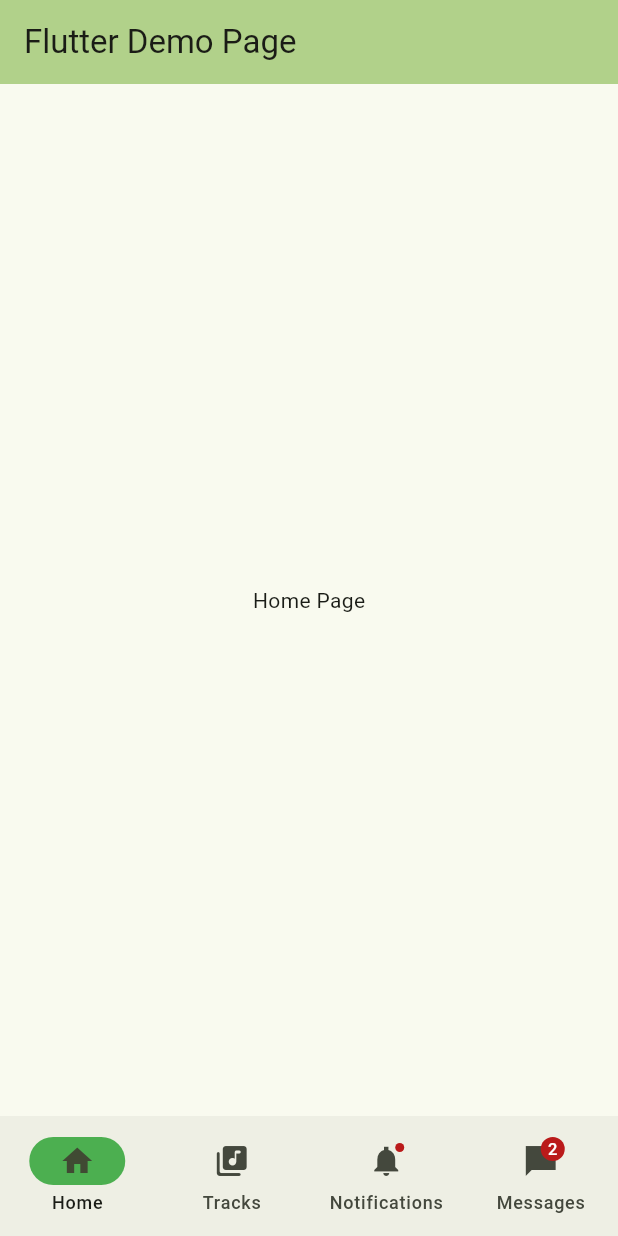
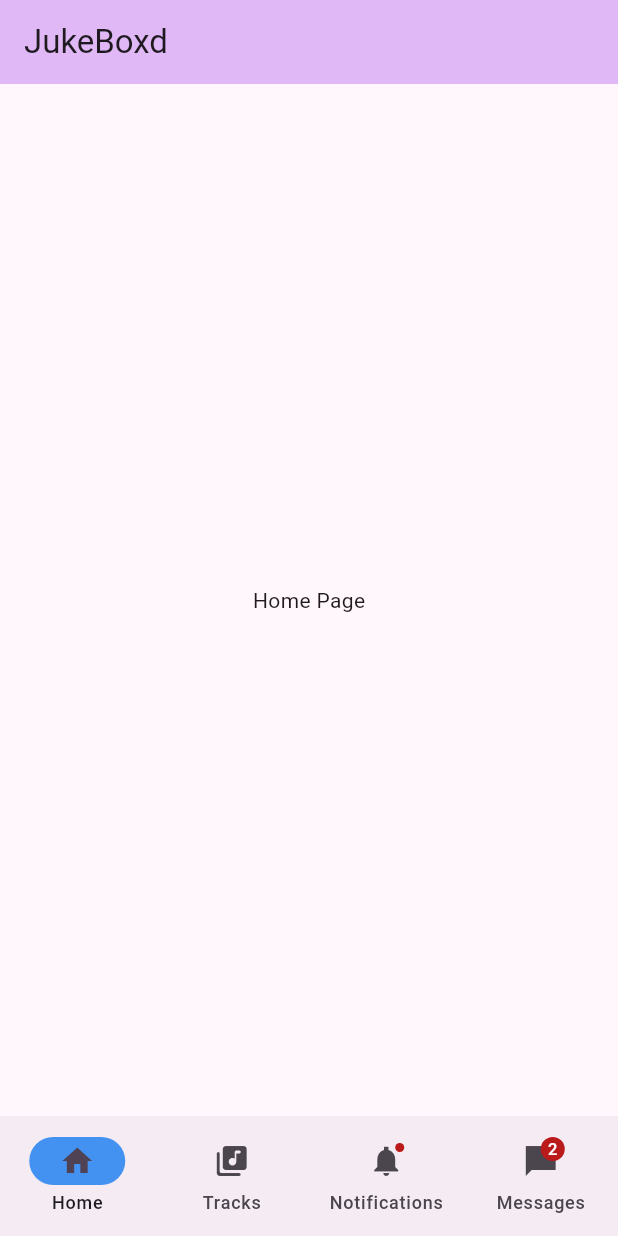
Before and after one commit to rhenry7/jukebox, a Flutter app: the screen it shows after launch, on a phone screen of 412 x 824 dp. Run offline on Flutter 3.47's test engine with Material 3 defaults, Android fonts, the phone set to English and light mode, and no system bars.

Commit message:
ui color update, update track list name and artist

```diff
--- a/lib/main.dart
+++ b/lib/main.dart
@@ -17,12 +17,12 @@ class MyApp extends StatelessWidget {
   @override
   Widget build(BuildContext context) {
     return MaterialApp(
-      title: 'Flutter Demo',
+      title: 'JukeBoxd',
       theme: ThemeData(
-        colorScheme: ColorScheme.fromSeed(seedColor: Colors.lightGreen),
+        colorScheme: ColorScheme.fromSeed(seedColor: Colors.purple.shade50),
         useMaterial3: true,
       ),
-      home: const MyHomePage(title: 'Flutter Demo Page'),
+      home: const MyHomePage(title: 'JukeBoxd'),
     );
   }
 }
@@ -60,7 +60,7 @@ class _MyHomePageState extends State<MyHomePage> {
           });
         },
         selectedIndex: currentPageIndex,
-        indicatorColor: Colors.green,
+        indicatorColor: Color.fromRGBO(67, 146, 241, 1),
         destinations: const <Widget>[
           NavigationDestination(
             selectedIcon: Icon(Icons.home),
@@ -114,10 +114,10 @@ class CardTracks extends StatefulWidget {
   const CardTracks({super.key});
 
   @override
-  State<CardTracks> createState() => CardExample();
+  State<CardTracks> createState() => ListOfTracks();
 }
 
-class CardExample extends State<CardTracks> {
+class ListOfTracks extends State<CardTracks> {
   late Future<List<Track>> futureTracks;
   @override
   void initState() {
@@ -139,8 +139,8 @@ class CardExample extends State<CardTracks> {
                     children: <Widget>[
                       ListTile(
                         leading: Icon(Icons.album),
-                        title: Text(track.name),
-                      )
+                        title: Text("${track.name} - ${track.artist.name}"),
+                      ),
                     ],
                   ));
                 });
```
